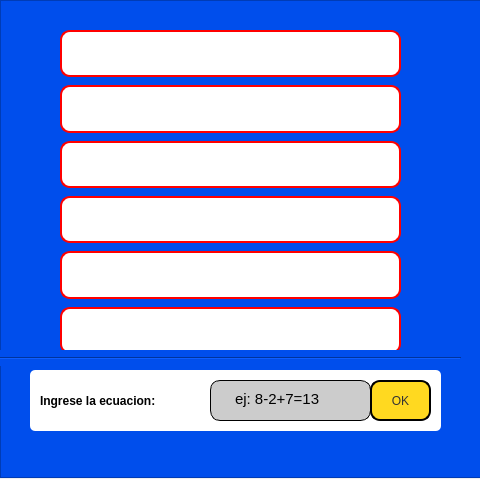
The window that gui/Ecuacion.ui (Stephanomejia17/NerdleApp) describes before a commit, drawn with Qt 5.
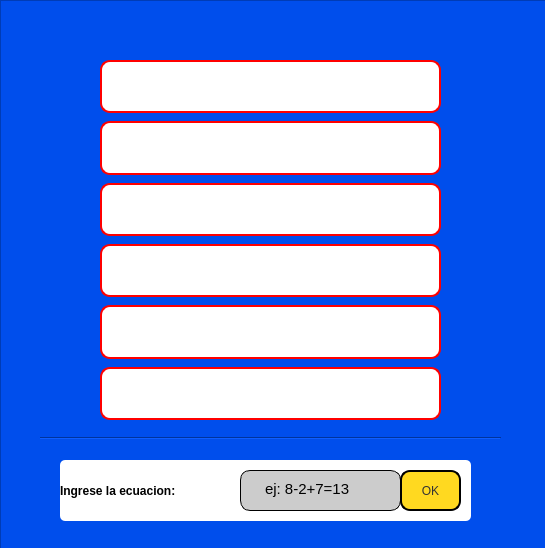
The same window after the commit.

```diff
--- a/gui/Ecuacion.ui
+++ b/gui/Ecuacion.ui
@@ -6,8 +6,8 @@
    <rect>
     <x>0</x>
     <y>0</y>
-    <width>480</width>
-    <height>479</height>
+    <width>545</width>
+    <height>548</height>
    </rect>
   </property>
   <property name="windowTitle">
@@ -18,8 +18,8 @@
     <rect>
      <x>0</x>
      <y>0</y>
-     <width>481</width>
-     <height>478</height>
+     <width>551</width>
+     <height>551</height>
     </rect>
    </property>
    <property name="styleSheet">
@@ -36,10 +36,10 @@
    <widget class="QWidget" name="verticalLayoutWidget">
     <property name="geometry">
      <rect>
-      <x>60</x>
-      <y>30</y>
+      <x>100</x>
+      <y>60</y>
       <width>341</width>
-      <height>324</height>
+      <height>360</height>
      </rect>
     </property>
     <layout class="QVBoxLayout" name="verticalLayout">
@@ -166,8 +166,8 @@
    <widget class="QFrame" name="frame_2">
     <property name="geometry">
      <rect>
-      <x>30</x>
-      <y>370</y>
+      <x>60</x>
+      <y>460</y>
       <width>411</width>
       <height>61</height>
      </rect>
@@ -187,7 +187,7 @@
     <widget class="QLabel" name="label">
      <property name="geometry">
       <rect>
-       <x>10</x>
+       <x>0</x>
        <y>10</y>
        <width>181</width>
        <height>41</height>
@@ -271,8 +271,8 @@
    <widget class="Line" name="line">
     <property name="geometry">
      <rect>
-      <x>0</x>
-      <y>350</y>
+      <x>40</x>
+      <y>430</y>
       <width>461</width>
       <height>16</height>
      </rect>
```
